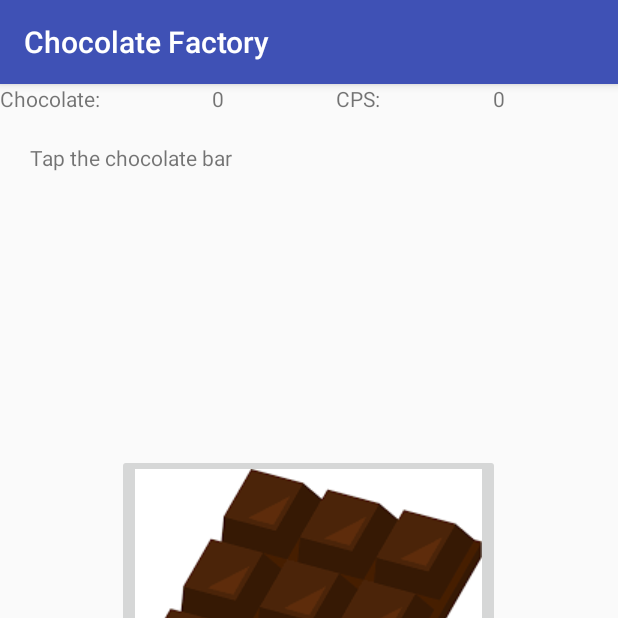
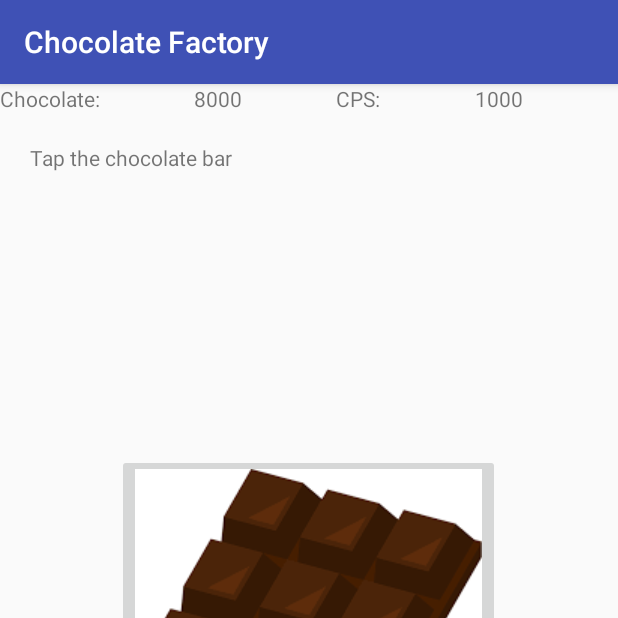
Before and after one commit to milosta/chochofactory, an Android app: the screen it shows after launch (GameActivity), on a phone screen of 412 x 824 dp, the top half of it. Run offline under Robolectric (Android 15) with nearby library versions, the phone set to English and light mode, and no system bars.

Commit message:
bakground worker

```diff
--- a/app/src/main/java/com/example/milos/chocolatefactory/GameActivity.java
+++ b/app/src/main/java/com/example/milos/chocolatefactory/GameActivity.java
@@ -1,5 +1,6 @@
 package com.example.milos.chocolatefactory;
 
+import android.os.Handler;
 import android.support.v4.app.Fragment;
 import android.os.Bundle;
 import android.support.annotation.NonNull;
@@ -21,8 +22,10 @@ public class GameActivity extends AppCompatActivity
     private TextView mCountTV;
     private TextView mCpsTV;
 
-    private Integer count = 0;
-    private Integer cps = 0;
+    private Long count = 0L;
+    private Long cps = 1000L;
+
+    Handler handler = new Handler();
 
     private BottomNavigationView.OnNavigationItemSelectedListener mOnNavigationItemSelectedListener
             = new BottomNavigationView.OnNavigationItemSelectedListener() {
@@ -62,18 +65,30 @@ public class GameActivity extends AppCompatActivity
         FragmentTransaction transaction = getSupportFragmentManager().beginTransaction();
         transaction.replace(R.id.frame_layout, TappingFragment.newInstance());
         transaction.commit();
+
+        // start CPSing, its running in current thread, so no thread-safeness needed
+        final long DELAY = 1000; //milliseconds
+
+        handler.postDelayed(new Runnable() {
+            public void run() {
+                count += cps;
+                prepareUi();
+
+                handler.postDelayed(this, DELAY);
+            }
+        }, DELAY);
     }
 
     @Override
     protected void onResume() {
         super.onResume();
-//        prepareUi();
+        prepareUi();
     }
 
-//    private void prepareUi() {
-//        mChocoCount.setText(String.valueOf(count));
-//        mCPS.setText(String.valueOf(cps));
-//    }
+    private void prepareUi() {
+        mCountTV.setText(String.valueOf(count));
+        mCpsTV.setText(String.valueOf(cps));
+    }
 
     public void chocolateClicked() {
         count ++;
--- a/app/src/main/java/com/example/milos/chocolatefactory/SplashScreenActivity.java
+++ b/app/src/main/java/com/example/milos/chocolatefactory/SplashScreenActivity.java
@@ -8,7 +8,7 @@ import android.os.Bundle;
 public class SplashScreenActivity extends AppCompatActivity {
 
     // Splash screen timer in milliseconds
-    private static int TIME_OUT = 2000;
+    private static int TIME_OUT = 0; //1500; FIXME
 
     @Override
     protected void onCreate(Bundle savedInstanceState) {
--- a/app/src/main/res/layout/fragment_building.xml
+++ b/app/src/main/res/layout/fragment_building.xml
@@ -4,10 +4,8 @@
     android:layout_height="match_parent"
     tools:context="com.example.milos.chocolatefactory.BuildingFragment">
 
-    <!-- TODO: Update blank fragment layout -->
-    <TextView
+    <android.support.v7.widget.RecyclerView
         android:layout_width="match_parent"
-        android:layout_height="match_parent"
-        android:text="@string/hello_building_fragment" />
+        android:layout_height="match_parent" />
 
 </FrameLayout>
```
Also changed, not shown: app/src/main/java/com/example/milos/chocolatefactory/TappingFragment.java (+0 -13 lines).
